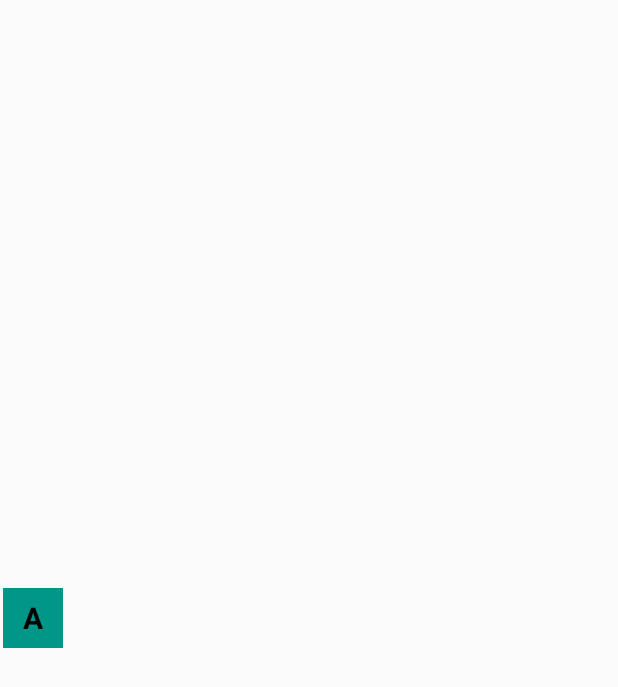
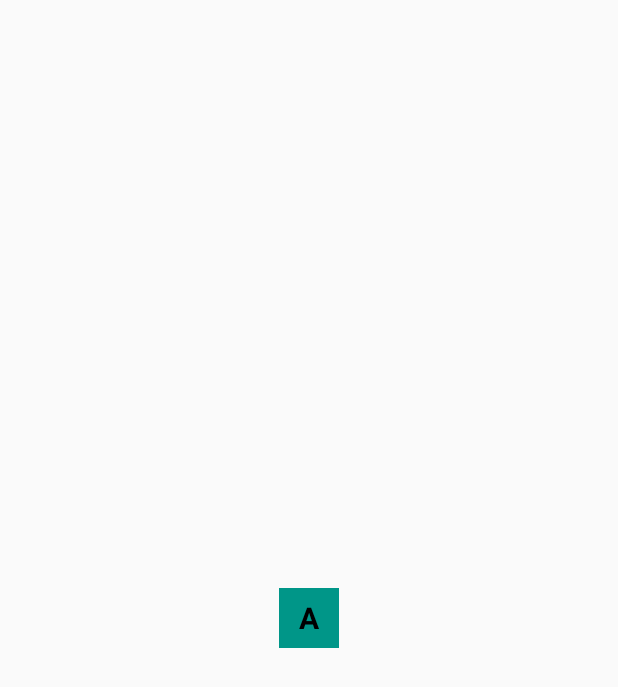
Before and after one commit to boyapdao/DuoiHinhBatChu, an Android app: the layout item_cau_tra_loi.xml on its own in the app's theme, with its tools: preview values and no code run, on a phone screen of 412 x 824 dp. Shown: the top 687 px of the screen. Run offline under Robolectric (Android 15) with nearby library versions, the phone set to English and light mode, and no system bars.

Commit message:
Thiết kế giao diện

```diff
--- a/app/src/main/java/com/example/duoihinhbatchu/adapter/DapAnAdapter.java
+++ b/app/src/main/java/com/example/duoihinhbatchu/adapter/DapAnAdapter.java
@@ -16,6 +16,7 @@ import java.util.ArrayList;
 import java.util.List;
 
 public class DapAnAdapter extends ArrayAdapter<String> {
+
     private Context myCt;
     private ArrayList<String> arr;
     public DapAnAdapter(@NonNull Context context, int resource, @NonNull List<String> objects) {
--- a/app/src/main/res/layout/activity_choi_game.xml
+++ b/app/src/main/res/layout/activity_choi_game.xml
@@ -5,6 +5,7 @@
     android:layout_width="match_parent"
     android:layout_height="match_parent"
     android:orientation="vertical"
+    android:background="@drawable/bg_game"
     tools:context=".ChoiGameActivity">
 
     <RelativeLayout
@@ -19,9 +20,8 @@
         <ImageView
             android:layout_width="wrap_content"
             android:layout_height="wrap_content"
-            android:scaleType="center"
-
-            android:src="@drawable/demo"/>
+            android:scaleType="fitCenter"
+            android:src="@drawable/test_cauhoi"/>
     </RelativeLayout>
     <RelativeLayout
         android:layout_width="match_parent"
--- a/app/src/main/res/layout/item_cau_tra_loi.xml
+++ b/app/src/main/res/layout/item_cau_tra_loi.xml
@@ -1,13 +1,13 @@
 <?xml version="1.0" encoding="utf-8"?>
-<LinearLayout xmlns:android="http://schemas.android.com/apk/res/android"
+<RelativeLayout xmlns:android="http://schemas.android.com/apk/res/android"
     android:orientation="vertical"
-    android:gravity="center"
-    android:layout_width="wrap_content"
+    android:layout_width="match_parent"
     android:layout_height="match_parent">
 
     <TextView
         android:id="@+id/txvCauTraLoi"
-        android:layout_gravity="center"
+        android:layout_centerHorizontal="true"
+        android:layout_centerVertical="true"
         android:layout_width="40dp"
         android:layout_height="40dp"
         android:layout_margin="2dp"
@@ -18,4 +18,4 @@
         android:textStyle="bold"
         android:background="#009688"/>
 
-</LinearLayout>
+</RelativeLayout>
```
Also changed, not shown: app/src/main/java/com/example/duoihinhbatchu/ChoiGameActivity.java (+70 -15 lines).
